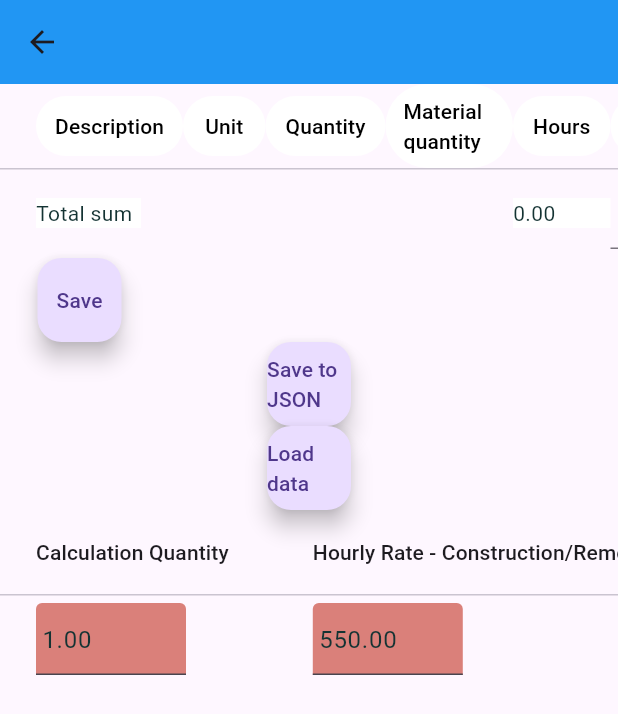
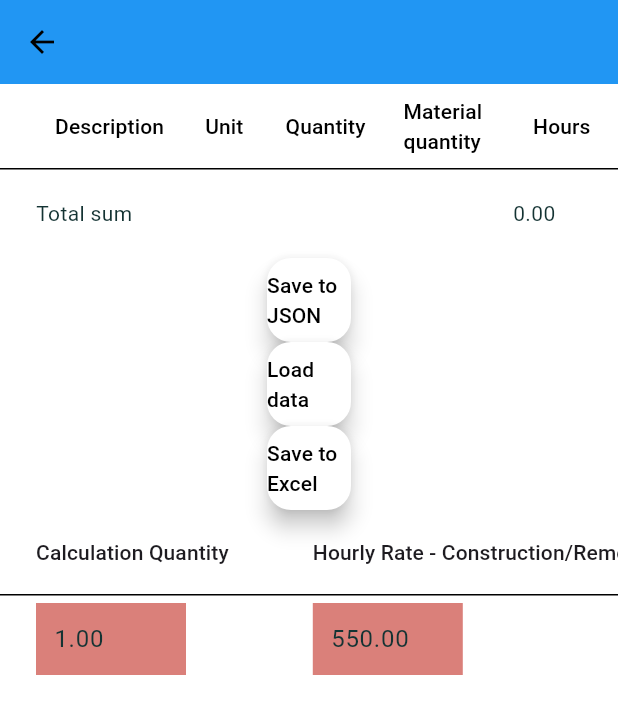
Before and after one commit to BenasVasiliauskas/Bygg_kalk, a Flutter app: the ExteriorWallItemsScreen screen opened directly with empty values, on a phone screen of 412 x 824 dp. Shown: the top 714 px of the screen. Run offline on Flutter 3.47's test engine with Material 3 defaults, Android fonts, the phone set to English and light mode, and no system bars; our stand-ins replace font_awesome_flutter; missing offline and left inert: syncfusion_flutter_xlsio.

Commit message:
added some theme data, equalised data tables in all english pages

```diff
--- a/lib/functions/initialise_functions.dart
+++ b/lib/functions/initialise_functions.dart
@@ -49,45 +49,53 @@ Widget buildCustomColumnLabel(
     return SizedBox(
       width: width,
       child: TextButton(
+        onPressed: onPressed,
+        child: Text("$label"),
         style: TextButton.styleFrom(
           foregroundColor: Colors.black,
-          backgroundColor: Color.fromARGB(255, 255, 255, 255),
         ),
-        onPressed: onPressed,
-        child: Text("$label"),
       ),
     );
   } else {
     return SizedBox(
       width: width,
       child: TextButton(
+        onPressed: onPressed,
+        child: Text("$label"),
         style: TextButton.styleFrom(
           foregroundColor: Colors.black,
-          backgroundColor: Colors.white,
         ),
-        onPressed: onPressed,
-        child: Text("$label"),
       ),
     );
   }
 }
 
-DataCell dataCellDisplay(List<String> text, int i, double width) {
+DataCell dataCellDisplay(List<String> text, int i, double width,
+    {double? optionalPadding}) {
   return DataCell(
     Container(
       width: width, // Set the width as needed
+      child: Padding(
+        padding: optionalPadding != null
+            ? EdgeInsets.only(left: optionalPadding)
+            : EdgeInsets.zero,
         child: Text(
           text[i],
           maxLines: 5, // Set the maximum number of lines
           overflow: TextOverflow.ellipsis, // Allow text to overflow and wrap
         ),
       ),
+    ),
   );
 }
 
-DataCell dataCellDisplaySingle(String text, double width, Color color) {
+DataCell dataCellDisplaySingle(String text, double width, Color color,
+    {double? optionalPadding}) {
   return DataCell(
     Container(
+      padding: optionalPadding != null
+          ? EdgeInsets.only(left: optionalPadding)
+          : EdgeInsets.zero,
       width: width, // Set the width as needed
       child: Text(
         text,
@@ -103,8 +111,12 @@ DataCell dataCellDisplayController(
     List<TextEditingController> controller, int i) {
   return DataCell(
     Container(
-      width: 35,
+      width: 55,
       child: TextField(
+        decoration: InputDecoration(
+          border: InputBorder.none,
+          contentPadding: EdgeInsets.only(left: 12),
+        ),
         readOnly: true,
         controller: controller[i],
       ),
@@ -122,10 +134,10 @@ DataCell dataCellDoSingle(TextEditingController controller, Function f,
         controller: controller,
         onChanged: (value) => f(value),
         decoration: InputDecoration(
+            border: InputBorder.none,
             fillColor: color,
             filled: true,
-          contentPadding: EdgeInsets.zero,
-        ),
+            contentPadding: EdgeInsets.only(left: 8)),
         keyboardType:
             readOnly ? null : TextInputType.numberWithOptions(decimal: true),
       ),
@@ -144,7 +156,8 @@ DataCell dataCellDo(List<TextEditingController> controller, int i, Function f,
         controller: controller[i],
         onChanged: (value) => f(value),
         decoration: InputDecoration(
-          contentPadding: EdgeInsets.zero,
+          border: InputBorder.none,
+          contentPadding: EdgeInsets.only(left: 8),
           fillColor: color,
           filled: true,
         ),
--- a/lib/pages/item_screen/exterior_wall_items_screen.dart
+++ b/lib/pages/item_screen/exterior_wall_items_screen.dart
@@ -367,23 +367,21 @@ class _ExteriorWallItemsScreenState extends State<ExteriorWallItemsScreen> {
       rows.add(
         DataRow(
           cells: [
-            dataCellDisplay(widget.description, i, 100),
-            dataCellDisplay(widget.unit, i, 30),
+            dataCellDisplay(widget.description, i, 120),
+            dataCellDisplay(widget.unit, i, 30, optionalPadding: 12),
             dataCellDisplayController(quantityControllers, i),
-            dataCellDo(
-              materialQuantityControllers,
-              i,
-              (value) {
-                widget.materialQuantity[i] = double.parse(value);
-              },
-              Color.fromARGB(255, 255, 255, 255), //
-              false,
-            ),
+            dataCellDo(materialQuantityControllers, i, (value) {
+              widget.materialQuantity[i] = double.parse(value);
+            },
+                Color.fromARGB(255, 255, 255, 255), //
+                true,
+                optionalWidth: 45),
             DataCell(
               SizedBox(
                 width: 35,
                 child: TextField(
                   decoration: InputDecoration(
+                    border: InputBorder.none,
                     contentPadding: EdgeInsets.zero,
                   ),
                   style: TextStyle(
@@ -401,6 +399,8 @@ class _ExteriorWallItemsScreenState extends State<ExteriorWallItemsScreen> {
                 width: 60,
                 child: TextField(
                   decoration: InputDecoration(
+                      border: InputBorder.none,
+                      contentPadding: EdgeInsets.zero,
                       fillColor: Color.fromARGB(255, 131, 138, 235),
                       filled: true),
                   style: TextStyle(
@@ -550,9 +550,13 @@ class _ExteriorWallItemsScreenState extends State<ExteriorWallItemsScreen> {
               readOnly: true,
               decoration: customColumn
                   ? InputDecoration(
+                      border: InputBorder.none,
+                      contentPadding: EdgeInsets.zero,
                       fillColor: Color.fromARGB(255, 131, 138, 235),
                       filled: true)
-                  : InputDecoration(),
+                  : InputDecoration(
+                      border: InputBorder.none,
+                    ),
               // calc custom hours
               controller: TextEditingController(
                   text: customColumn
@@ -562,15 +566,25 @@ class _ExteriorWallItemsScreenState extends State<ExteriorWallItemsScreen> {
             ),
           ),
         ),
-        dataCellDisplaySingle(totalLaborHours2.toStringAsFixed(2), 70,
-            Color.fromARGB(255, 255, 255, 255)),
-        dataCellDisplaySingle(totalLaborCost.toStringAsFixed(2), 60,
-            Color.fromARGB(255, 255, 255, 255)),
+        dataCellDisplaySingle(
+          totalLaborHours2.toStringAsFixed(2),
+          70,
+          Color.fromARGB(255, 255, 255, 255),
+          optionalPadding: 8,
+        ),
+        dataCellDisplaySingle(
+          totalLaborCost.toStringAsFixed(2),
+          60,
+          Color.fromARGB(255, 255, 255, 255),
+          optionalPadding: 8,
+        ),
         DataCell(
           SizedBox(
             width: 75,
             child: TextField(
               decoration: InputDecoration(
+                  border: InputBorder.none,
+                  contentPadding: EdgeInsets.only(left: 8),
                   fillColor: const Color.fromARGB(255, 218, 128, 122),
                   filled: true),
               controller: TextEditingController(
@@ -580,7 +594,8 @@ class _ExteriorWallItemsScreenState extends State<ExteriorWallItemsScreen> {
           ),
         ),
         dataCellDisplaySingle(totalMaterial2.toStringAsFixed(2), 70,
-            Color.fromARGB(255, 255, 255, 255)),
+            Color.fromARGB(255, 255, 255, 255),
+            optionalPadding: 8),
         dataCellDoSingle(
             TextEditingController(text: totalTotalPrice.toStringAsFixed(2)),
             (value) {},
@@ -609,39 +624,6 @@ class _ExteriorWallItemsScreenState extends State<ExteriorWallItemsScreen> {
                 dataRowMinHeight: 60,
                 columns: columns, // Define your columns here
                 rows: rows,
-              ),
-            ),
-            Padding(
-              padding: EdgeInsets.fromLTRB(25, 0, 0, 0),
-              child: Align(
-                child: FloatingActionButton(
-                  onPressed: () {
-                    generateInnerDoorExcelDocument(
-                      "ExterioirWallItems",
-                      columns,
-                      widget.description,
-                      widget.unit,
-                      quantityControllers,
-                      materialQuantityControllers,
-                      laborHours1Controllers,
-                      customColumnControllers,
-                      laborHours2Controllers,
-                      laborCostControllers,
-                      material1Controllers,
-                      material2Controllers,
-                      totalPriceControllers,
-                      widget.name,
-                    );
-                    ScaffoldMessenger.of(context).showSnackBar(
-                      SnackBar(
-                        content: Text(
-                            'Excel file has been created in your Downloads folder'),
-                      ),
-                    );
-                  },
-                  child: Text("Save"),
-                ),
-                alignment: Alignment.centerLeft,
               ),
             ),
             FloatingActionButton(
@@ -704,6 +686,33 @@ class _ExteriorWallItemsScreenState extends State<ExteriorWallItemsScreen> {
                     );
                   });
                 }),
+            FloatingActionButton(
+              onPressed: () {
+                generateInnerDoorExcelDocument(
+                  "ExterioirWallItems",
+                  columns,
+                  widget.description,
+                  widget.unit,
+                  quantityControllers,
+                  materialQuantityControllers,
+                  laborHours1Controllers,
+                  customColumnControllers,
+                  laborHours2Controllers,
+                  laborCostControllers,
+                  material1Controllers,
+                  material2Controllers,
+                  totalPriceControllers,
+                  widget.name,
+                );
+                ScaffoldMessenger.of(context).showSnackBar(
+                  SnackBar(
+                    content: Text(
+                        'Excel file has been created in your Downloads folder'),
+                  ),
+                );
+              },
+              child: Text("Save to Excel"),
+            ),
             SingleChildScrollView(
               scrollDirection: Axis.horizontal,
               child: DataTable(
@@ -712,7 +721,7 @@ class _ExteriorWallItemsScreenState extends State<ExteriorWallItemsScreen> {
                 columns: calculationColumns, // Define your columns here
                 rows: calculationRows,
               ),
-            )
+            ),
           ],
         ),
       ),
--- a/lib/pages/item_screen/home_page.dart
+++ b/lib/pages/item_screen/home_page.dart
@@ -16,6 +16,7 @@ class _homePageState extends State<homePage> {
   @override
   Widget build(BuildContext context) {
     return Scaffold(
+        backgroundColor: Theme.of(context).colorScheme.background,
         drawer: CustomDrawer(),
         appBar: AppBar(
           centerTitle: true,
--- /dev/null
+++ b/lib/pages/shared/theme/theme.dart
@@ -0,0 +1,42 @@
+import 'package:flutter/material.dart';
+
+ThemeData lightMode = ThemeData(
+  brightness: Brightness.light,
+  colorScheme: ColorScheme.light(
+    background: Colors.white,
+    primary: Colors.white,
+    secondary: Colors.white,
+  ),
+  appBarTheme: AppBarTheme(
+    backgroundColor: Colors.blue,
+  ),
+  floatingActionButtonTheme: FloatingActionButtonThemeData(
+    backgroundColor: Colors.white,
+    foregroundColor: Colors.black,
+  ),
+  textTheme: ThemeData.light().textTheme.copyWith(
+        bodyLarge: TextStyle(
+          color: Color.fromRGBO(20, 51, 51, 1),
+        ),
+        bodyMedium: TextStyle(
+          color: Color.fromRGBO(20, 51, 51, 1),
+        ),
+        titleLarge: TextStyle(
+          fontSize: 20,
+          fontFamily: 'RobotoCondensed',
+          fontWeight: FontWeight.bold,
+        ),
+      ),
+);
+
+ThemeData darkMode = ThemeData(
+  brightness: Brightness.dark,
+  colorScheme: ColorScheme.dark(
+    background: Colors.grey,
+    primary: Colors.grey,
+    secondary: Colors.grey,
+  ),
+  appBarTheme: AppBarTheme(backgroundColor: Colors.blue),
+);
+
+ThemeData currentTheme = lightMode;
```
Also changed, not shown: lib/main.dart (+4 -21 lines), lib/pages/item_screen/inner_door_items_screen.dart (+57 -44 lines), lib/pages/item_screen/interior_wall_items_screen.dart (+18 -15 lines), lib/pages/item_screen/parquet_laminate_items_screen.dart (+49 -39 lines), lib/pages/item_screen/windows_exterior_door_items_screen.dart (+51 -42 lines), lib/pages/shared/options.dart (+67 -8 lines). Lines whose indentation alone changed are shown as unchanged.
